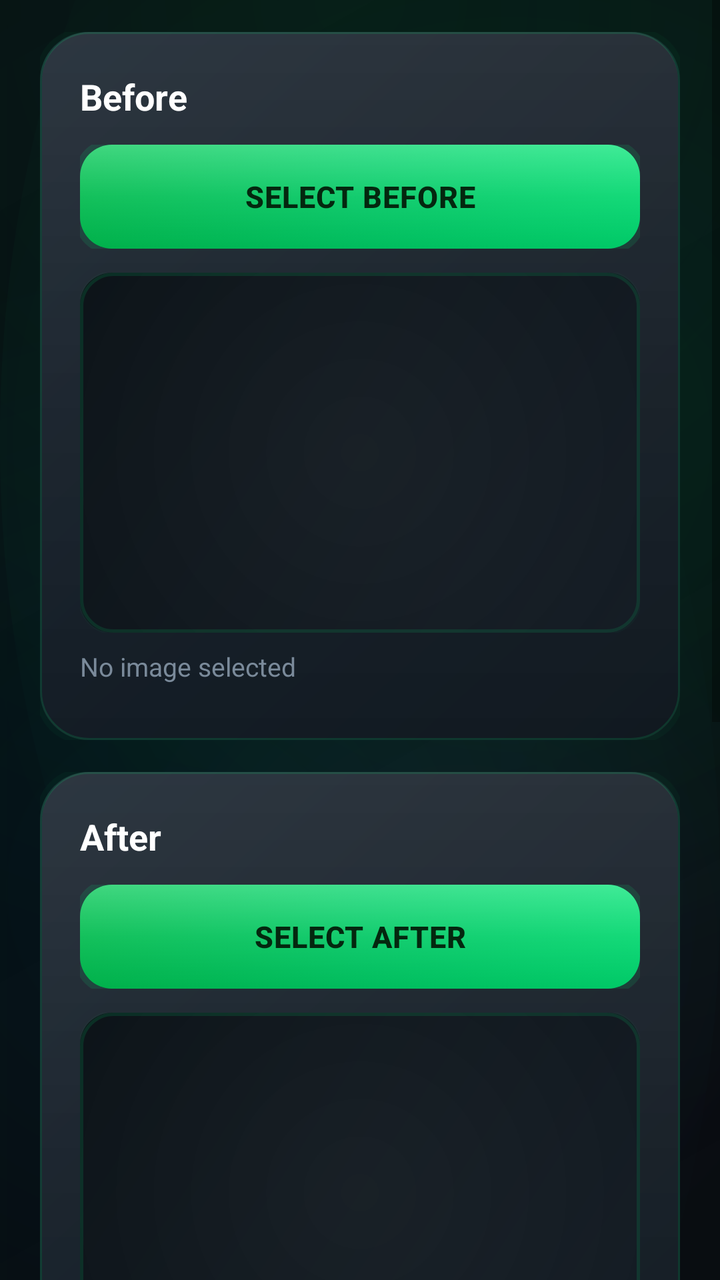
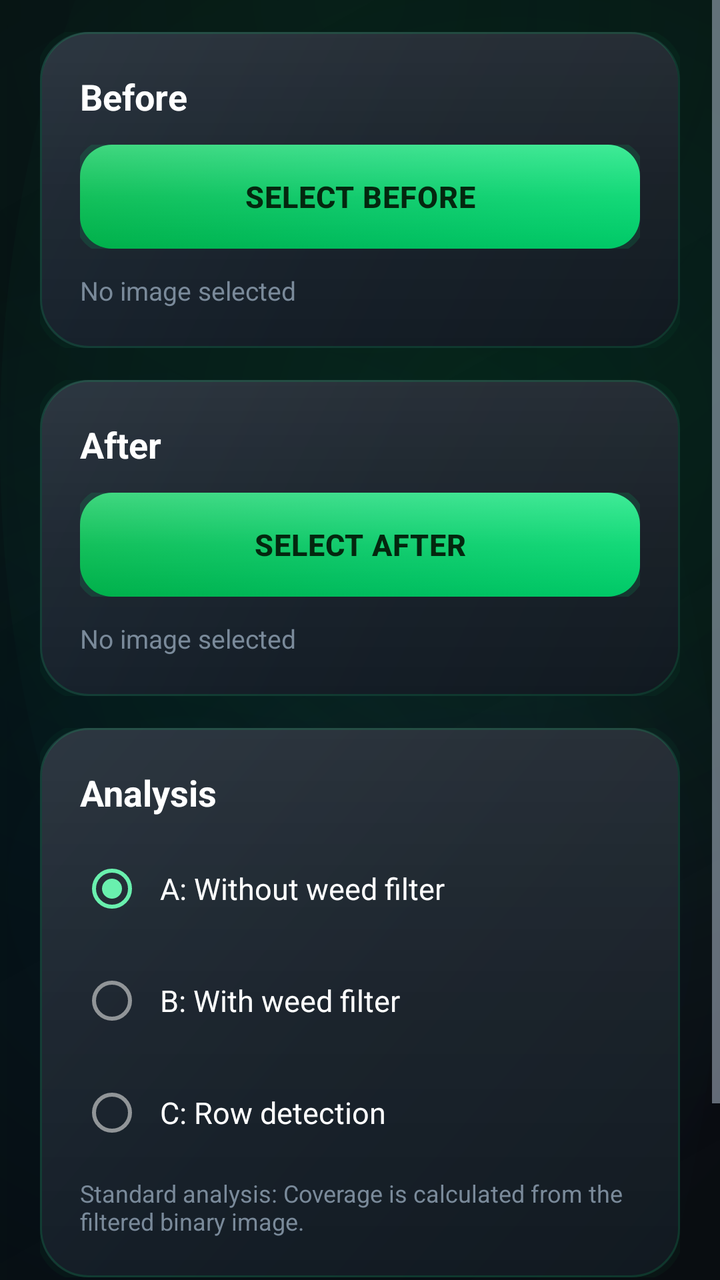

Before-and-after screenshots of an Android layout around one commit, followed by the original layout XML and the change that was made.
<!-- AndroidManifest.xml: application theme Theme.SmartWeed -->
<!-- res/layout/fragment_analysis.xml -->
<?xml version="1.0" encoding="utf-8"?>
<ScrollView xmlns:android="http://schemas.android.com/apk/res/android"
    xmlns:app="http://schemas.android.com/apk/res-auto"
    android:layout_width="match_parent"
    android:layout_height="match_parent"
    android:background="@drawable/bg_screen_gradient"
    android:fillViewport="true">

    <LinearLayout
        android:orientation="vertical"
        android:paddingStart="20dp"
        android:paddingEnd="20dp"
        android:paddingTop="16dp"
        android:paddingBottom="24dp"
        android:layout_width="match_parent"
        android:layout_height="wrap_content">

        
        <LinearLayout
            android:layout_width="match_parent"
            android:layout_height="wrap_content"
            android:orientation="vertical"
            android:background="@drawable/bg_card"
            android:padding="20dp">

            
            <TextView
                android:layout_width="wrap_content"
                android:layout_height="wrap_content"
                android:text="@string/label_before"
                android:textStyle="bold"
                android:textSize="18sp"
                android:textColor="@color/text_primary"
                android:layout_marginBottom="12dp"/>

            
            <Button
                android:id="@+id/buttonPickBefore"
                android:layout_width="match_parent"
                android:layout_height="52dp"
                android:text="@string/btn_pick_before"
                android:textStyle="bold"
                android:textSize="15sp"
                android:textColor="@color/text_on_primary"
                android:background="@drawable/bg_primary_button"
                android:foreground="@drawable/ripple_light"
                app:backgroundTint="@null"/>

            
            <FrameLayout
                android:layout_width="match_parent"
                android:layout_height="wrap_content"
                android:layout_marginTop="12dp"
                android:background="@drawable/bg_image_placeholder"
                android:clipToOutline="true">

                <ImageView
                    android:id="@+id/imageBefore"
                    android:layout_width="match_parent"
                    android:layout_height="180dp"
                    android:scaleType="centerCrop"
                    android:contentDescription="@string/label_before"/>
            </FrameLayout>

            
            <TextView
                android:id="@+id/tvBeforeName"
                android:layout_width="match_parent"
                android:layout_height="wrap_content"
                android:layout_marginTop="8dp"
                android:text="@string/no_image_selected"
                android:textSize="13sp"
                android:textColor="@color/text_tertiary"/>

            
            <TextView
                android:id="@+id/tvBeforeListHeader"
                android:layout_width="match_parent"
                android:layout_height="wrap_content"
                android:text="@string/selected_before_images"
                android:textStyle="bold"
                android:textSize="14sp"
                android:textColor="@color/text_secondary"
                android:layout_marginTop="16dp"
                android:visibility="gone"/>

            
            <LinearLayout
                android:id="@+id/beforeContainer"
                android:layout_width="match_parent"
                android:layout_height="wrap_content"
                android:orientation="vertical"
                android:layout_marginTop="8dp"/>
        </LinearLayout>

        
        <View
            android:layout_width="match_parent"
            android:layout_height="16dp"/>

        
        <LinearLayout
            android:layout_width="match_parent"
            android:layout_height="wrap_content"
            android:orientation="vertical"
            android:background="@drawable/bg_card"
            android:padding="20dp">

            
            <TextView
                android:layout_width="wrap_content"
                android:layout_height="wrap_content"
                android:text="@string/label_after"
                android:textStyle="bold"
                android:textSize="18sp"
                android:textColor="@color/text_primary"
                android:layout_marginBottom="12dp"/>

            
            <Button
                android:id="@+id/buttonPickAfter"
                android:layout_width="match_parent"
                android:layout_height="52dp"
                android:text="@string/btn_pick_after"
                android:textStyle="bold"
                android:textSize="15sp"
                android:textColor="@color/text_on_primary"
                android:background="@drawable/bg_primary_button"
                android:foreground="@drawable/ripple_light"
                app:backgroundTint="@null"/>

            
            <FrameLayout
                android:layout_width="match_parent"
                android:layout_height="wrap_content"
                android:layout_marginTop="12dp"
                android:background="@drawable/bg_image_placeholder"
                android:clipToOutline="true">

                <ImageView
                    android:id="@+id/imageAfter"
                    android:layout_width="match_parent"
                    android:layout_height="180dp"
                    android:scaleType="centerCrop"
                    android:contentDescription="@string/label_after"/>
            </FrameLayout>

            
            <TextView
                android:id="@+id/tvAfterName"
                android:layout_width="match_parent"
                android:layout_height="wrap_content"
                android:layout_marginTop="8dp"
                android:text="@string/no_image_selected"
                android:textSize="13sp"
                android:textColor="@color/text_tertiary"/>

            
            <TextView
                android:id="@+id/tvAfterListHeader"
                android:layout_width="match_parent"
                android:layout_height="wrap_content"
                android:text="@string/selected_after_images"
                android:textStyle="bold"
                android:textSize="14sp"
                android:textColor="@color/text_secondary"
                android:layout_marginTop="16dp"
                android:visibility="gone"/>

            
            <LinearLayout
                android:id="@+id/afterContainer"
                android:layout_width="match_parent"
                android:layout_height="wrap_content"
                android:orientation="vertical"
                android:layout_marginTop="8dp"/>
        </LinearLayout>

        
        <View
            android:layout_width="match_parent"
            android:layout_height="16dp"/>

        
        <LinearLayout
            android:layout_width="match_parent"
            android:layout_height="wrap_content"
            android:orientation="vertical"
            android:background="@drawable/bg_card"
            android:padding="20dp">

            <TextView
                android:layout_width="wrap_content"
                android:layout_height="wrap_content"
                android:text="@string/analysis_mode_title"
                android:textStyle="bold"
                android:textSize="18sp"
                android:textColor="@color/text_primary"
                android:layout_marginBottom="12dp"/>

            <RadioGroup
                android:id="@+id/rgAnalysisMode"
                android:layout_width="match_parent"
                android:layout_height="wrap_content"
                android:orientation="vertical">

                <RadioButton
                    android:id="@+id/rbModeA"
                    android:layout_width="match_parent"
                    android:layout_height="wrap_content"
                    android:text="@string/analysis_mode_a"
                    android:textSize="15sp"
                    android:textColor="@color/text_primary"
                    android:checked="true"
                    android:paddingStart="8dp"
                    android:layout_marginBottom="8dp"/>

                <RadioButton
                    android:id="@+id/rbModeB"
                    android:layout_width="match_parent"
                    android:layout_height="wrap_content"
                    android:text="@string/analysis_mode_b"
                    android:textSize="15sp"
                    android:textColor="@color/text_primary"
                    android:paddingStart="8dp"
                    android:layout_marginBottom="8dp"/>

                <RadioButton
                    android:id="@+id/rbModeC"
                    android:layout_width="match_parent"
                    android:layout_height="wrap_content"
                    android:text="@string/analysis_mode_c"
                    android:textSize="15sp"
                    android:textColor="@color/text_primary"
                    android:paddingStart="8dp"/>
            </RadioGroup>

            <TextView
                android:id="@+id/tvModeDescription"
                android:layout_width="match_parent"
                android:layout_height="wrap_content"
                android:layout_marginTop="8dp"
                android:text="@string/analysis_mode_a_desc"
                android:textSize="12sp"
                android:textColor="@color/text_tertiary"/>
        </LinearLayout>

        
        <View
            android:layout_width="match_parent"
            android:layout_height="24dp"/>

        
        <Button
            android:id="@+id/buttonRunAnalysis"
            android:layout_width="match_parent"
            android:layout_height="56dp"
            android:text="@string/btn_run_analysis"
            android:textStyle="bold"
            android:textSize="16sp"
            android:textColor="@color/text_on_primary"
            android:background="@drawable/bg_primary_button"
            android:foreground="@drawable/ripple_light"
            app:backgroundTint="@null"/>

    </LinearLayout>
</ScrollView>
<!-- resources referenced by this layout -->
<resources>
  <color name="text_on_primary">#04270F</color>
  <color name="text_primary">#FFFFFF</color>
  <color name="text_secondary">#B7C4D4</color>
  <color name="text_tertiary">#7A8A9A</color>
  <!-- drawable bg_image_placeholder (drawable) -->
  <?xml version="1.0" encoding="utf-8"?>
  <layer-list xmlns:android="http://schemas.android.com/apk/res/android">
  
      
      <item
          android:left="-1dp"
          android:top="-1dp"
          android:right="-1dp"
          android:bottom="-1dp">
          <shape android:shape="rectangle">
              <corners android:radius="18dp"/>
              <solid android:color="#0800E676"/>
          </shape>
      </item>
  
      
      <item>
          <shape android:shape="rectangle">
              <corners android:radius="16dp"/>
              <gradient
                  android:type="linear"
                  android:angle="135"
                  android:startColor="#151D25"
                  android:endColor="#0D1419"/>
          </shape>
      </item>
  
      
      <item>
          <shape android:shape="rectangle">
              <corners android:radius="16dp"/>
              <gradient
                  android:type="radial"
                  android:gradientRadius="150dp"
                  android:centerX="0.5"
                  android:centerY="0.5"
                  android:startColor="#08FFFFFF"
                  android:endColor="#00FFFFFF"/>
          </shape>
      </item>
  
      
      <item>
          <shape android:shape="rectangle">
              <corners android:radius="16dp"/>
              <stroke
                  android:width="1.5dp"
                  android:color="#2000E676"/>
          </shape>
      </item>
  
  </layer-list>
  <string name="analysis_mode_title">Analysis</string>
  <string name="btn_pick_after">Select After</string>
  <string name="btn_pick_before">Select Before</string>
  <string name="btn_run_analysis">Start Analysis</string>
  <string name="label_after">After</string>
  <string name="label_before">Before</string>
  <string name="selected_after_images">Selected After Images</string>
  <string name="selected_before_images">Selected Before Images</string>
  <style name="Theme.SmartWeed" parent="Theme.MaterialComponents.DayNight.NoActionBar">
          
          <item name="colorPrimary">@color/traktor_green</item>
          <item name="colorPrimaryVariant">@color/traktor_green_dark</item>
          <item name="colorSecondary">@color/traktor_green_light</item>
          <item name="colorSecondaryVariant">@color/traktor_green_dark</item>
          <item name="colorOnPrimary">@color/white</item>
          <item name="colorOnSecondary">@color/white</item>
  
          
          <item name="android:windowBackground">@color/background_dark</item>
          <item name="android:colorBackground">@color/background_dark</item>
          <item name="colorSurface">@color/card_background_dark</item>
          <item name="colorOnSurface">@color/text_primary</item>
  
          
          <item name="android:statusBarColor">@color/background_dark</item>
          <item name="android:navigationBarColor">@color/background_dark</item>
          <item name="android:windowLightStatusBar" tools:targetApi="23">false</item>
          <item name="android:windowLightNavigationBar" tools:targetApi="27">false</item>
  
          
          <item name="materialButtonStyle">@style/Widget.SmartWeed.Button</item>
          <item name="textInputStyle">@style/Widget.SmartWeed.TextInputLayout</item>
  
          
          <item name="android:textColorPrimary">@color/text_primary</item>
          <item name="android:textColorSecondary">@color/text_secondary</item>
      </style>
  <color name="card_background_dark">#111920</color>
  <color name="card_background_glass">#1A2530</color>
  <color name="ripple_green">#2600E676</color>
  <color name="white">#FFFFFFFF</color>
  <color name="traktor_green">#00E676</color>
  <color name="traktor_green_dark">#00C853</color>
  <color name="traktor_green_light">#69F0AE</color>
  <color name="background_dark">#050A0E</color>
  <color name="surface_dark">#1A232D</color>
  <!-- unchanged entries left out for length: 11 -->
</resources>

<!-- the commit's change to res/layout/fragment_analysis.xml (unified diff, before → after) -->
@@ -47,50 +47,55 @@
                 app:backgroundTint="@null"/>
 
             
-            <FrameLayout
+            <LinearLayout
                 android:layout_width="match_parent"
                 android:layout_height="wrap_content"
                 android:layout_marginTop="12dp"
-                android:background="@drawable/bg_image_placeholder"
-                android:clipToOutline="true">
-
-                <ImageView
-                    android:id="@+id/imageBefore"
-                    android:layout_width="match_parent"
-                    android:layout_height="180dp"
-                    android:scaleType="centerCrop"
-                    android:contentDescription="@string/label_before"/>
-            </FrameLayout>
-
-            
-            <TextView
-                android:id="@+id/tvBeforeName"
+                android:gravity="center_vertical"
+                android:orientation="horizontal">
+
+                <TextView
+                    android:id="@+id/tvBeforeName"
+                    android:layout_width="0dp"
+                    android:layout_height="wrap_content"
+                    android:layout_weight="1"
+                    android:text="@string/no_image_selected"
+                    android:textSize="13sp"
+                    android:textColor="@color/text_tertiary"/>
+
+                <TextView
+                    android:id="@+id/btnClearBefore"
+                    android:layout_width="wrap_content"
+                    android:layout_height="wrap_content"
+                    android:minHeight="40dp"
+                    android:gravity="center"
+                    android:paddingStart="12dp"
+                    android:paddingEnd="4dp"
+                    android:text="@string/btn_clear_selection"
+                    android:textStyle="bold"
+                    android:textSize="13sp"
+                    android:textColor="@color/traktor_green"
+                    android:background="?attr/selectableItemBackground"
+                    android:clickable="true"
+                    android:focusable="true"
+                    android:visibility="gone"/>
+            </LinearLayout>
+
+            
+            <HorizontalScrollView
+                android:id="@+id/scrollBefore"
                 android:layout_width="match_parent"
                 android:layout_height="wrap_content"
                 android:layout_marginTop="8dp"
-                android:text="@string/no_image_selected"
-                android:textSize="13sp"
-                android:textColor="@color/text_tertiary"/>
-
-            
-            <TextView
-                android:id="@+id/tvBeforeListHeader"
-                android:layout_width="match_parent"
-                android:layout_height="wrap_content"
-                android:text="@string/selected_before_images"
-                android:textStyle="bold"
-                android:textSize="14sp"
-                android:textColor="@color/text_secondary"
-                android:layout_marginTop="16dp"
-                android:visibility="gone"/>
-
-            
-            <LinearLayout
-                android:id="@+id/beforeContainer"
-                android:layout_width="match_parent"
-                android:layout_height="wrap_content"
-                android:orientation="vertical"
-                android:layout_marginTop="8dp"/>
+                android:scrollbars="none"
+                android:visibility="gone">
+
+                <LinearLayout
+                    android:id="@+id/beforeContainer"
+                    android:layout_width="wrap_content"
+                    android:layout_height="wrap_content"
+                    android:orientation="horizontal"/>
+            </HorizontalScrollView>
         </LinearLayout>
 
         
@@ -130,50 +135,55 @@
                 app:backgroundTint="@null"/>
 
             
-            <FrameLayout
+            <LinearLayout
                 android:layout_width="match_parent"
                 android:layout_height="wrap_content"
                 android:layout_marginTop="12dp"
-                android:background="@drawable/bg_image_placeholder"
-                android:clipToOutline="true">
-
-                <ImageView
-                    android:id="@+id/imageAfter"
-                    android:layout_width="match_parent"
-                    android:layout_height="180dp"
-                    android:scaleType="centerCrop"
-                    android:contentDescription="@string/label_after"/>
-            </FrameLayout>
-
-            
-            <TextView
-                android:id="@+id/tvAfterName"
+                android:gravity="center_vertical"
+                android:orientation="horizontal">
+
+                <TextView
+                    android:id="@+id/tvAfterName"
+                    android:layout_width="0dp"
+                    android:layout_height="wrap_content"
+                    android:layout_weight="1"
+                    android:text="@string/no_image_selected"
+                    android:textSize="13sp"
+                    android:textColor="@color/text_tertiary"/>
+
+                <TextView
+                    android:id="@+id/btnClearAfter"
+                    android:layout_width="wrap_content"
+                    android:layout_height="wrap_content"
+                    android:minHeight="40dp"
+                    android:gravity="center"
+                    android:paddingStart="12dp"
+                    android:paddingEnd="4dp"
+                    android:text="@string/btn_clear_selection"
+                    android:textStyle="bold"
+                    android:textSize="13sp"
+                    android:textColor="@color/traktor_green"
+                    android:background="?attr/selectableItemBackground"
+                    android:clickable="true"
+                    android:focusable="true"
+                    android:visibility="gone"/>
+            </LinearLayout>
+
+            
+            <HorizontalScrollView
+                android:id="@+id/scrollAfter"
                 android:layout_width="match_parent"
                 android:layout_height="wrap_content"
                 android:layout_marginTop="8dp"
-                android:text="@string/no_image_selected"
-                android:textSize="13sp"
-                android:textColor="@color/text_tertiary"/>
-
-            
-            <TextView
-                android:id="@+id/tvAfterListHeader"
-                android:layout_width="match_parent"
-                android:layout_height="wrap_content"
-                android:text="@string/selected_after_images"
-                android:textStyle="bold"
-                android:textSize="14sp"
-                android:textColor="@color/text_secondary"
-                android:layout_marginTop="16dp"
-                android:visibility="gone"/>
-
-            
-            <LinearLayout
-                android:id="@+id/afterContainer"
-                android:layout_width="match_parent"
-                android:layout_height="wrap_content"
-                android:orientation="vertical"
-                android:layout_marginTop="8dp"/>
+                android:scrollbars="none"
+                android:visibility="gone">
+
+                <LinearLayout
+                    android:id="@+id/afterContainer"
+                    android:layout_width="wrap_content"
+                    android:layout_height="wrap_content"
+                    android:orientation="horizontal"/>
+            </HorizontalScrollView>
         </LinearLayout>
 
         
<!-- resource entries referenced after the edit -->
@@ -4,67 +4,13 @@
   <color name="text_primary">#FFFFFF</color>
   <color name="text_secondary">#B7C4D4</color>
   <color name="text_tertiary">#7A8A9A</color>
-  <!-- drawable bg_image_placeholder (drawable) -->
-  <?xml version="1.0" encoding="utf-8"?>
-  <layer-list xmlns:android="http://schemas.android.com/apk/res/android">
-  
-      
-      <item
-          android:left="-1dp"
-          android:top="-1dp"
-          android:right="-1dp"
-          android:bottom="-1dp">
-          <shape android:shape="rectangle">
-              <corners android:radius="18dp"/>
-              <solid android:color="#0800E676"/>
-          </shape>
-      </item>
-  
-      
-      <item>
-          <shape android:shape="rectangle">
-              <corners android:radius="16dp"/>
-              <gradient
-                  android:type="linear"
-                  android:angle="135"
-                  android:startColor="#151D25"
-                  android:endColor="#0D1419"/>
-          </shape>
-      </item>
-  
-      
-      <item>
-          <shape android:shape="rectangle">
-              <corners android:radius="16dp"/>
-              <gradient
-                  android:type="radial"
-                  android:gradientRadius="150dp"
-                  android:centerX="0.5"
-                  android:centerY="0.5"
-                  android:startColor="#08FFFFFF"
-                  android:endColor="#00FFFFFF"/>
-          </shape>
-      </item>
-  
-      
-      <item>
-          <shape android:shape="rectangle">
-              <corners android:radius="16dp"/>
-              <stroke
-                  android:width="1.5dp"
-                  android:color="#2000E676"/>
-          </shape>
-      </item>
-  
-  </layer-list>
   <string name="analysis_mode_title">Analysis</string>
+  <string name="btn_clear_selection">Remove all</string>
   <string name="btn_pick_after">Select After</string>
   <string name="btn_pick_before">Select Before</string>
   <string name="btn_run_analysis">Start Analysis</string>
   <string name="label_after">After</string>
   <string name="label_before">Before</string>
-  <string name="selected_after_images">Selected After Images</string>
-  <string name="selected_before_images">Selected Before Images</string>
   <style name="Theme.SmartWeed" parent="Theme.MaterialComponents.DayNight.NoActionBar">
           
           <item name="colorPrimary">@color/traktor_green</item>
@@ -83,8 +29,8 @@
           
           <item name="android:statusBarColor">@color/background_dark</item>
           <item name="android:navigationBarColor">@color/background_dark</item>
-          <item name="android:windowLightStatusBar" tools:targetApi="23">false</item>
-          <item name="android:windowLightNavigationBar" tools:targetApi="27">false</item>
+          <item name="android:windowLightStatusBar">false</item>
+          <item name="android:windowLightNavigationBar">false</item>
   
           
           <item name="materialButtonStyle">@style/Widget.SmartWeed.Button</item>
